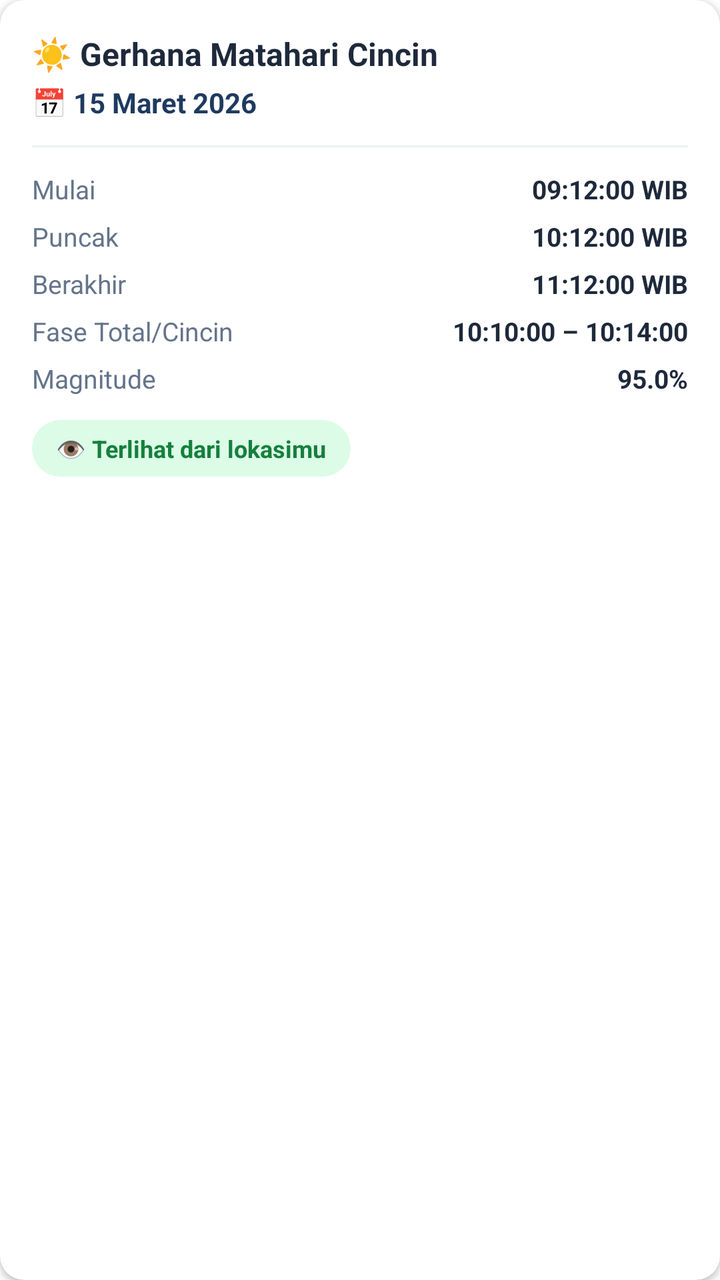
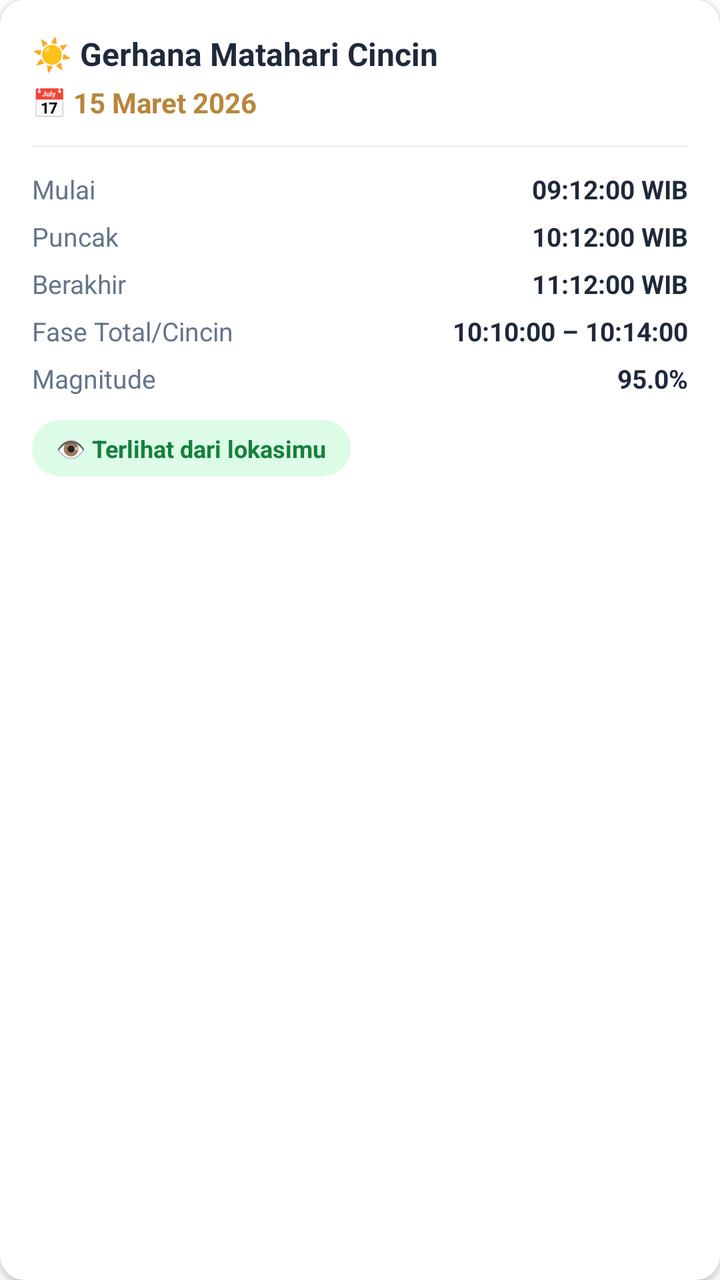

The first picture is an Android layout as it rendered before a commit; the second is the same layout after the commit. The layout source and the unified diff follow.
<!-- AndroidManifest.xml: application theme AppTheme -->
<!-- res/layout/item_gerhana_matahari.xml -->
<?xml version="1.0" encoding="utf-8"?>
<androidx.cardview.widget.CardView xmlns:android="http://schemas.android.com/apk/res/android"
    xmlns:app="http://schemas.android.com/apk/res-auto"
    android:layout_width="match_parent"
    android:layout_height="wrap_content"
    android:layout_marginBottom="12dp"
    app:cardBackgroundColor="@color/card_white"
    app:cardCornerRadius="12dp"
    app:cardElevation="2dp">

    <LinearLayout
        android:layout_width="match_parent"
        android:layout_height="wrap_content"
        android:orientation="vertical"
        android:padding="16dp">

        <TextView
            android:id="@+id/tvTitle"
            android:layout_width="wrap_content"
            android:layout_height="wrap_content"
            android:text="☀️ Gerhana Matahari Cincin"
            android:textColor="@color/text_primary"
            android:textSize="16sp"
            android:textStyle="bold" />

        <TextView
            android:id="@+id/tvDate"
            android:layout_width="wrap_content"
            android:layout_height="wrap_content"
            android:layout_marginTop="4dp"
            android:text="📅 15 Maret 2026"
            android:textColor="@color/navy_dongker"
            android:textSize="14sp"
            android:textStyle="bold" />

        <View
            android:layout_width="match_parent"
            android:layout_height="1dp"
            android:layout_marginTop="12dp"
            android:background="@color/divider_soft" />

        <LinearLayout
            android:layout_width="match_parent"
            android:layout_height="wrap_content"
            android:layout_marginTop="12dp"
            android:orientation="horizontal">

            <TextView
                android:layout_width="0dp"
                android:layout_height="wrap_content"
                android:layout_weight="1"
                android:text="Mulai"
                android:textColor="@color/text_secondary"
                android:textSize="13sp" />

            <TextView
                android:id="@+id/tvPartialBegin"
                android:layout_width="wrap_content"
                android:layout_height="wrap_content"
                android:text="09:12:00 WIB"
                android:textColor="@color/text_primary"
                android:textSize="13sp"
                android:textStyle="bold" />
        </LinearLayout>

        <LinearLayout
            android:layout_width="match_parent"
            android:layout_height="wrap_content"
            android:layout_marginTop="6dp"
            android:orientation="horizontal">

            <TextView
                android:layout_width="0dp"
                android:layout_height="wrap_content"
                android:layout_weight="1"
                android:text="Puncak"
                android:textColor="@color/text_secondary"
                android:textSize="13sp" />

            <TextView
                android:id="@+id/tvPeakTime"
                android:layout_width="wrap_content"
                android:layout_height="wrap_content"
                android:text="10:12:00 WIB"
                android:textColor="@color/text_primary"
                android:textSize="13sp"
                android:textStyle="bold" />
        </LinearLayout>

        <LinearLayout
            android:layout_width="match_parent"
            android:layout_height="wrap_content"
            android:layout_marginTop="6dp"
            android:orientation="horizontal">

            <TextView
                android:layout_width="0dp"
                android:layout_height="wrap_content"
                android:layout_weight="1"
                android:text="Berakhir"
                android:textColor="@color/text_secondary"
                android:textSize="13sp" />

            <TextView
                android:id="@+id/tvPartialEnd"
                android:layout_width="wrap_content"
                android:layout_height="wrap_content"
                android:text="11:12:00 WIB"
                android:textColor="@color/text_primary"
                android:textSize="13sp"
                android:textStyle="bold" />
        </LinearLayout>

        <LinearLayout
            android:id="@+id/rowTotalRange"
            android:layout_width="match_parent"
            android:layout_height="wrap_content"
            android:layout_marginTop="6dp"
            android:orientation="horizontal">

            <TextView
                android:layout_width="0dp"
                android:layout_height="wrap_content"
                android:layout_weight="1"
                android:text="Fase Total/Cincin"
                android:textColor="@color/text_secondary"
                android:textSize="13sp" />

            <TextView
                android:id="@+id/tvTotalRange"
                android:layout_width="wrap_content"
                android:layout_height="wrap_content"
                android:text="10:10:00 – 10:14:00"
                android:textColor="@color/text_primary"
                android:textSize="13sp"
                android:textStyle="bold" />
        </LinearLayout>

        <LinearLayout
            android:layout_width="match_parent"
            android:layout_height="wrap_content"
            android:layout_marginTop="6dp"
            android:orientation="horizontal">

            <TextView
                android:layout_width="0dp"
                android:layout_height="wrap_content"
                android:layout_weight="1"
                android:text="Magnitude"
                android:textColor="@color/text_secondary"
                android:textSize="13sp" />

            <TextView
                android:id="@+id/tvMagnitude"
                android:layout_width="wrap_content"
                android:layout_height="wrap_content"
                android:text="95.0%"
                android:textColor="@color/text_primary"
                android:textSize="13sp"
                android:textStyle="bold" />
        </LinearLayout>

        <TextView
            android:id="@+id/tvVisibility"
            android:layout_width="wrap_content"
            android:layout_height="wrap_content"
            android:layout_marginTop="12dp"
            android:background="@drawable/bg_pill_green"
            android:paddingHorizontal="12dp"
            android:paddingVertical="6dp"
            android:text="👁️ Terlihat dari lokasimu"
            android:textColor="@color/pill_green_text"
            android:textSize="12sp"
            android:textStyle="bold" />

    </LinearLayout>
</androidx.cardview.widget.CardView>
<!-- resources referenced by this layout -->
<resources>
  <color name="card_white">#FFFFFF</color>
  <color name="divider_soft">#EEF1F4</color>
  <color name="navy_dongker">#1E3A5F</color>
  <color name="pill_green_text">#15803D</color>
  <color name="text_primary">#1E293B</color>
  <color name="text_secondary">#64748B</color>
  <!-- drawable bg_pill_green (drawable) -->
  <?xml version="1.0" encoding="utf-8"?>
  <shape xmlns:android="http://schemas.android.com/apk/res/android">
      <solid android:color="@color/pill_green_bg"/>
      <corners android:radius="999dp"/>
  </shape>
  <style name="AppTheme" parent="Theme.AlKaukaba">
          <item name="android:windowDrawsSystemBarBackgrounds" tools:targetApi="lollipop">true</item>
      </style>
  <color name="pill_green_bg">#DCFCE7</color>
  <style name="Theme.AlKaukaba" parent="Theme.MaterialComponents.DayNight.NoActionBar">
          
          <item name="colorPrimary">@color/purple_500</item>
          <item name="colorPrimaryVariant">@color/transparent</item>
          <item name="colorOnPrimary">@color/white</item>
          
          <item name="colorSecondary">@color/teal_200</item>
          <item name="colorSecondaryVariant">@color/teal_700</item>
          <item name="colorOnSecondary">@color/black</item>
          
          <item name="android:statusBarColor" tools:targetApi="l">?attr/colorPrimaryVariant</item>
          
          <item name="bottomSheetDialogTheme">@style/ThemeOverlay.AlKaukaba.BottomSheetDialog</item>
      </style>
  <color name="purple_500">#FF6200EE</color>
  <color name="transparent">#00FFFFFF</color>
  <color name="white">#FFFFFFFF</color>
  <color name="teal_200">#FF03DAC5</color>
  <color name="teal_700">#FF018786</color>
  <color name="black">#FF000000</color>
  <style name="ThemeOverlay.AlKaukaba.BottomSheetDialog" parent="ThemeOverlay.MaterialComponents.BottomSheetDialog">
          <item name="bottomSheetStyle">@style/Widget.AlKaukaba.BottomSheet.Modal</item>
      </style>
  <style name="Widget.AlKaukaba.BottomSheet.Modal" parent="Widget.MaterialComponents.BottomSheet.Modal">
          <item name="shapeAppearanceOverlay">@style/ShapeAppearance.AlKaukaba.BottomSheet</item>
      </style>
  <style name="ShapeAppearance.AlKaukaba.BottomSheet" parent="">
          <item name="cornerFamily">rounded</item>
          <item name="cornerSizeTopLeft">16dp</item>
          <item name="cornerSizeTopRight">16dp</item>
          <item name="cornerSizeBottomLeft">0dp</item>
          <item name="cornerSizeBottomRight">0dp</item>
      </style>
</resources>

<!-- the commit's change to res/layout/item_gerhana_matahari.xml (unified diff, before → after) -->
@@ -29,7 +29,7 @@
             android:layout_height="wrap_content"
             android:layout_marginTop="4dp"
             android:text="📅 15 Maret 2026"
-            android:textColor="@color/navy_dongker"
+            android:textColor="@color/text_label_gold"
             android:textSize="14sp"
             android:textStyle="bold" />
 
<!-- resource entries referenced after the edit -->
@@ -2,8 +2,8 @@
 <resources>
   <color name="card_white">#FFFFFF</color>
   <color name="divider_soft">#EEF1F4</color>
-  <color name="navy_dongker">#1E3A5F</color>
   <color name="pill_green_text">#15803D</color>
+  <color name="text_label_gold">#B8863A</color>
   <color name="text_primary">#1E293B</color>
   <color name="text_secondary">#64748B</color>
   <!-- drawable bg_pill_green (drawable) -->
